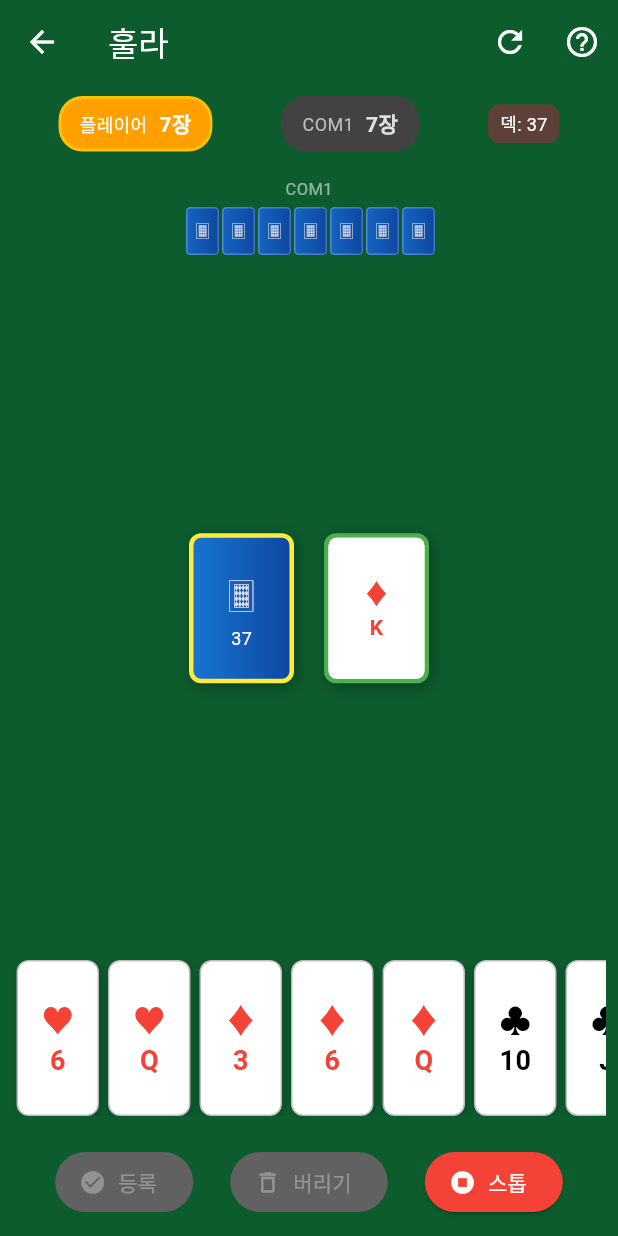
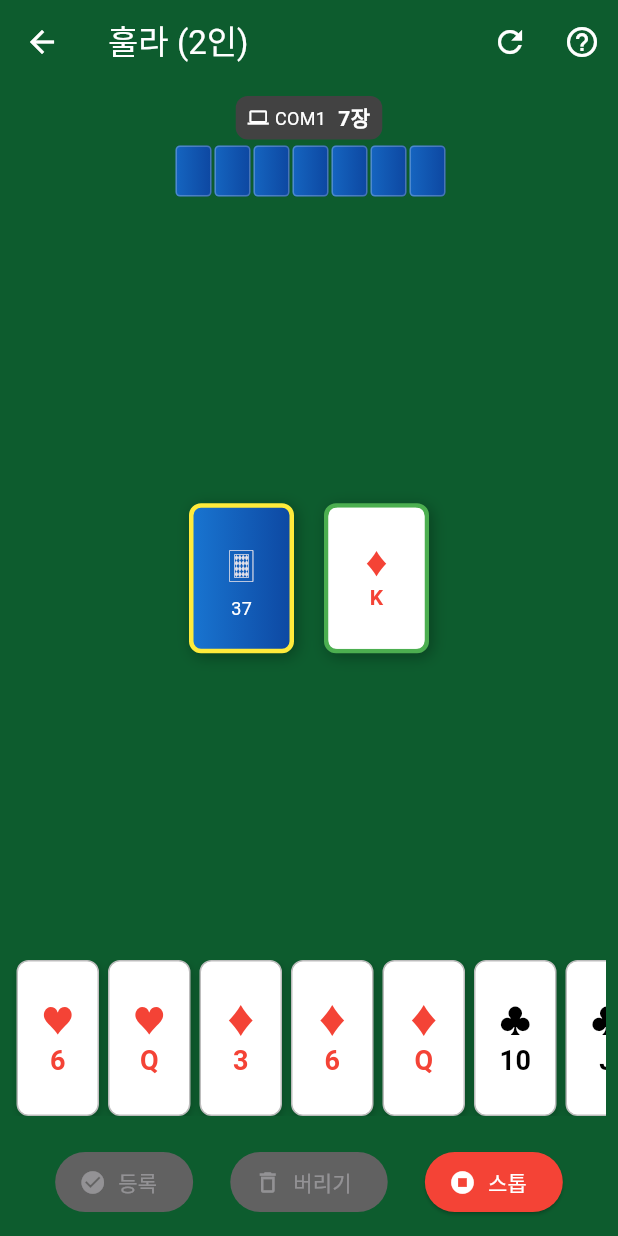
Before and after one commit to mhpark03/games, a Flutter app: the HulaScreen screen opened directly, on a phone screen of 412 x 824 dp. Run offline on Flutter 3.47's test engine with Material 3 defaults, Android fonts, the phone set to English and light mode, and no system bars; our stand-ins replace shared_preferences; accounts and stored records are empty.

Commit message:
훌라: 컴퓨터 배치 개선 (상/좌/우)
- 2인: COM1 상단
- 3인: COM2 상단, COM3 좌측, COM1 우측
- 4인: COM2 상단, COM3 좌측, COM1 우측
- 오버플로우 문제 해결
- 미사용 함수 삭제 (_buildStatusBar, _buildComputerHands 등)

```diff
--- a/lib/games/hula/hula_screen.dart
+++ b/lib/games/hula/hula_screen.dart
@@ -971,7 +971,7 @@ class _HulaScreenState extends State<HulaScreen> with TickerProviderStateMixin {
       appBar: AppBar(
         backgroundColor: Colors.transparent,
         elevation: 0,
-        title: const Text('훌라', style: TextStyle(color: Colors.white)),
+        title: Text('훌라 (${playerCount}인)', style: const TextStyle(color: Colors.white)),
         leading: IconButton(
           icon: const Icon(Icons.arrow_back, color: Colors.white),
           onPressed: () => Navigator.pop(context),
@@ -993,15 +993,26 @@ class _HulaScreenState extends State<HulaScreen> with TickerProviderStateMixin {
             final isLandscape = constraints.maxWidth > constraints.maxHeight;
             return Column(
               children: [
-                // 상태 표시
-                _buildStatusBar(isLandscape),
-
-                // 컴퓨터 손패
-                _buildComputerHands(isLandscape),
-
-                // 덱과 버린 더미
+                // 상단 컴퓨터: 2인은 COM1, 3-4인은 COM2
+                if (computerHands.isNotEmpty)
+                  _buildTopComputerHand(playerCount == 2 ? 0 : 1, isLandscape),
+
+                // 중앙 영역 (좌우 컴퓨터 + 덱/버린더미)
                 Expanded(
-                  child: _buildCenterArea(isLandscape),
+                  child: playerCount > 2
+                      ? Row(
+                          children: [
+                            // 왼쪽 컴퓨터 (COM3)
+                            if (computerHands.length >= 3)
+                              _buildSideComputerHand(2, isLandscape),
+                            // 중앙 카드 영역
+                            Expanded(child: _buildCenterArea(isLandscape)),
+                            // 오른쪽 컴퓨터 (COM1)
+                            if (computerHands.isNotEmpty)
+                              _buildSideComputerHand(0, isLandscape),
+                          ],
+                        )
+                      : _buildCenterArea(isLandscape),
                 ),
 
                 // 메시지
@@ -1035,166 +1046,168 @@ class _HulaScreenState extends State<HulaScreen> with TickerProviderStateMixin {
     );
   }
 
-  Widget _buildStatusBar(bool isLandscape) {
+  // 상단 컴퓨터 (가로 배치)
+  Widget _buildTopComputerHand(int computerIndex, bool isLandscape) {
+    if (computerIndex >= computerHands.length) return const SizedBox();
+
+    final hand = computerHands[computerIndex];
+    final melds = computerMelds[computerIndex];
+    final isCurrentTurn = currentTurn == computerIndex + 1;
+
     return Container(
       padding: EdgeInsets.symmetric(horizontal: 16, vertical: isLandscape ? 4 : 8),
-      child: Row(
-        mainAxisAlignment: MainAxisAlignment.spaceAround,
+      child: Column(
+        mainAxisSize: MainAxisSize.min,
         children: [
-          _buildStatusChip(
-            '플레이어',
-            '${playerHand.length}장',
-            currentTurn == 0,
-          ),
-          ...List.generate(
-            computerHands.length,
-            (i) => _buildStatusChip(
-              'COM${i + 1}',
-              '${computerHands[i].length}장',
-              currentTurn == i + 1,
-            ),
-          ),
+          Row(
+            mainAxisAlignment: MainAxisAlignment.center,
+            children: [
               Container(
                 padding: const EdgeInsets.symmetric(horizontal: 8, vertical: 4),
                 decoration: BoxDecoration(
-              color: Colors.brown.shade700,
+                  color: isCurrentTurn ? Colors.amber.shade700 : Colors.grey.shade800,
                   borderRadius: BorderRadius.circular(8),
-            ),
-            child: Text(
-              '덱: ${deck.length}',
-              style: const TextStyle(color: Colors.white, fontSize: 12),
-            ),
-          ),
-        ],
-      ),
-    );
-  }
-
-  Widget _buildStatusChip(String name, String info, bool isActive) {
-    return Container(
-      padding: const EdgeInsets.symmetric(horizontal: 12, vertical: 6),
-      decoration: BoxDecoration(
-        color: isActive ? Colors.amber.shade700 : Colors.grey.shade800,
-        borderRadius: BorderRadius.circular(16),
-        border: Border.all(
-          color: isActive ? Colors.amber : Colors.transparent,
-          width: 2,
-        ),
                 ),
                 child: Row(
                   mainAxisSize: MainAxisSize.min,
                   children: [
-          Text(
-            name,
-            style: TextStyle(
-              color: isActive ? Colors.white : Colors.grey.shade400,
-              fontSize: 12,
-            ),
+                    const Icon(Icons.computer, color: Colors.white, size: 14),
+                    const SizedBox(width: 4),
+                    Text(
+                      'COM${computerIndex + 1}',
+                      style: const TextStyle(color: Colors.white, fontSize: 12),
                     ),
                     const SizedBox(width: 8),
                     Text(
-            info,
-            style: TextStyle(
-              color: isActive ? Colors.white : Colors.grey.shade300,
-              fontWeight: FontWeight.bold,
-            ),
-          ),
-        ],
-      ),
-    );
-  }
-
-  Widget _buildComputerHands(bool isLandscape) {
-    return Container(
-      height: isLandscape ? 45 : 70,
-      padding: const EdgeInsets.symmetric(horizontal: 16),
-      child: Row(
-        mainAxisAlignment: MainAxisAlignment.spaceEvenly,
-        children: List.generate(computerHands.length, (i) {
-          final hand = computerHands[i];
-          final melds = computerMelds[i];
-          return isLandscape
-              ? Row(
-                  mainAxisSize: MainAxisSize.min,
-                  children: [
-                    Text(
-                      'COM${i + 1}',
-                      style: TextStyle(
-                        color: currentTurn == i + 1 ? Colors.amber : Colors.white54,
-                        fontSize: 10,
-                      ),
-                    ),
-                    if (melds.isNotEmpty)
-                      Text(
-                        '(${melds.length})',
-                        style: const TextStyle(color: Colors.green, fontSize: 9),
-                      ),
-                    const SizedBox(width: 4),
-                    ...List.generate(
-                      min(hand.length, 7),
+                      '${hand.length}장',
+                      style: const TextStyle(color: Colors.white, fontWeight: FontWeight.bold),
+                    ),
+                    if (melds.isNotEmpty) ...[
+                      const SizedBox(width: 8),
+                      Text(
+                        '(${melds.length}멜드)',
+                        style: const TextStyle(color: Colors.green, fontSize: 11),
+                      ),
+                    ],
+                  ],
+                ),
+              ),
+            ],
+          ),
+          const SizedBox(height: 4),
+          // 카드 뒷면 표시
+          Row(
+            mainAxisAlignment: MainAxisAlignment.center,
+            children: List.generate(
+              min(hand.length, isLandscape ? 10 : 8),
               (j) => Container(
-                        width: 16,
-                        height: 24,
-                        margin: const EdgeInsets.only(left: 1),
+                width: isLandscape ? 20 : 24,
+                height: isLandscape ? 28 : 34,
+                margin: const EdgeInsets.only(left: 2),
                 decoration: BoxDecoration(
                   gradient: LinearGradient(
                     colors: [Colors.blue.shade800, Colors.blue.shade900],
                   ),
-                          borderRadius: BorderRadius.circular(2),
-                          border: Border.all(color: Colors.white24, width: 0.5),
-                        ),
-                        child: const Center(
-                          child: Text('🂠', style: TextStyle(fontSize: 10)),
-                        ),
-                      ),
-                    ),
-                  ],
-                )
-              : Column(
-                  mainAxisSize: MainAxisSize.min,
+                  borderRadius: BorderRadius.circular(3),
+                  border: Border.all(color: Colors.white24),
+                ),
+              ),
+            ),
+          ),
+        ],
+      ),
+    );
+  }
+
+  // 좌/우측 컴퓨터 (세로 배치)
+  Widget _buildSideComputerHand(int computerIndex, bool isLandscape) {
+    if (computerIndex >= computerHands.length) return const SizedBox();
+
+    final hand = computerHands[computerIndex];
+    final melds = computerMelds[computerIndex];
+    final isCurrentTurn = currentTurn == computerIndex + 1;
+
+    return Container(
+      width: isLandscape ? 45 : 55,
+      padding: const EdgeInsets.symmetric(vertical: 8),
+      child: Column(
+        mainAxisAlignment: MainAxisAlignment.center,
+        children: [
+          // 컴퓨터 이름
+          Container(
+            padding: const EdgeInsets.symmetric(horizontal: 4, vertical: 2),
+            decoration: BoxDecoration(
+              color: isCurrentTurn ? Colors.amber.shade700 : Colors.grey.shade800,
+              borderRadius: BorderRadius.circular(4),
+            ),
+            child: Column(
               children: [
                 Row(
                   mainAxisSize: MainAxisSize.min,
                   children: [
-                        Text(
-                          'COM${i + 1}',
-                          style: TextStyle(
-                            color: currentTurn == i + 1 ? Colors.amber : Colors.white54,
-                            fontSize: 11,
-                          ),
+                    const Icon(Icons.computer, color: Colors.white, size: 10),
+                    const SizedBox(width: 2),
+                    Text(
+                      '${computerIndex + 1}',
+                      style: const TextStyle(color: Colors.white, fontSize: 10, fontWeight: FontWeight.bold),
+                    ),
+                  ],
+                ),
+              ],
+            ),
+          ),
+          const SizedBox(height: 4),
+          // 카드 수
+          Text(
+            '${hand.length}장',
+            style: const TextStyle(color: Colors.white, fontSize: 11),
           ),
           if (melds.isNotEmpty)
             Text(
-                            ' (${melds.length}멜드)',
-                            style: const TextStyle(color: Colors.green, fontSize: 10),
-                          ),
-                      ],
-                    ),
-                    const SizedBox(height: 4),
-                    Row(
-                      mainAxisSize: MainAxisSize.min,
-                      children: List.generate(
-                        min(hand.length, 7),
-                        (j) => Container(
-                          width: 22,
-                          height: 32,
-                          margin: const EdgeInsets.only(left: 2),
+              '${melds.length}멜드',
+              style: const TextStyle(color: Colors.green, fontSize: 9),
+            ),
+          const SizedBox(height: 8),
+          // 세로 카드 스택
+          Expanded(
+            child: _buildVerticalCardStack(hand.length, isLandscape),
+          ),
+        ],
+      ),
+    );
+  }
+
+  // 세로 카드 스택
+  Widget _buildVerticalCardStack(int cardCount, bool isLandscape) {
+    const overlap = 10.0;
+    final cardHeight = isLandscape ? 28.0 : 32.0;
+    final cardWidth = isLandscape ? 22.0 : 26.0;
+    const maxVisible = 7;
+    final visibleCount = cardCount > maxVisible ? maxVisible : cardCount;
+    final totalHeight = cardHeight + (visibleCount - 1) * overlap;
+
+    return Center(
+      child: SizedBox(
+        width: cardWidth,
+        height: totalHeight,
+        child: Stack(
+          children: List.generate(visibleCount, (index) {
+            return Positioned(
+              top: index * overlap,
+              child: Container(
+                width: cardWidth,
+                height: cardHeight,
                 decoration: BoxDecoration(
                   gradient: LinearGradient(
                     colors: [Colors.blue.shade800, Colors.blue.shade900],
                   ),
                   borderRadius: BorderRadius.circular(3),
-                            border: Border.all(color: Colors.white24),
-                          ),
-                          child: const Center(
-                            child: Text('🂠', style: TextStyle(fontSize: 14)),
-                          ),
-                        ),
-                      ),
-                    ),
-                  ],
+                  border: Border.all(color: Colors.white24, width: 0.5),
+                ),
+              ),
             );
           }),
+        ),
       ),
     );
   }
```
Lines whose indentation alone changed are shown as unchanged.
